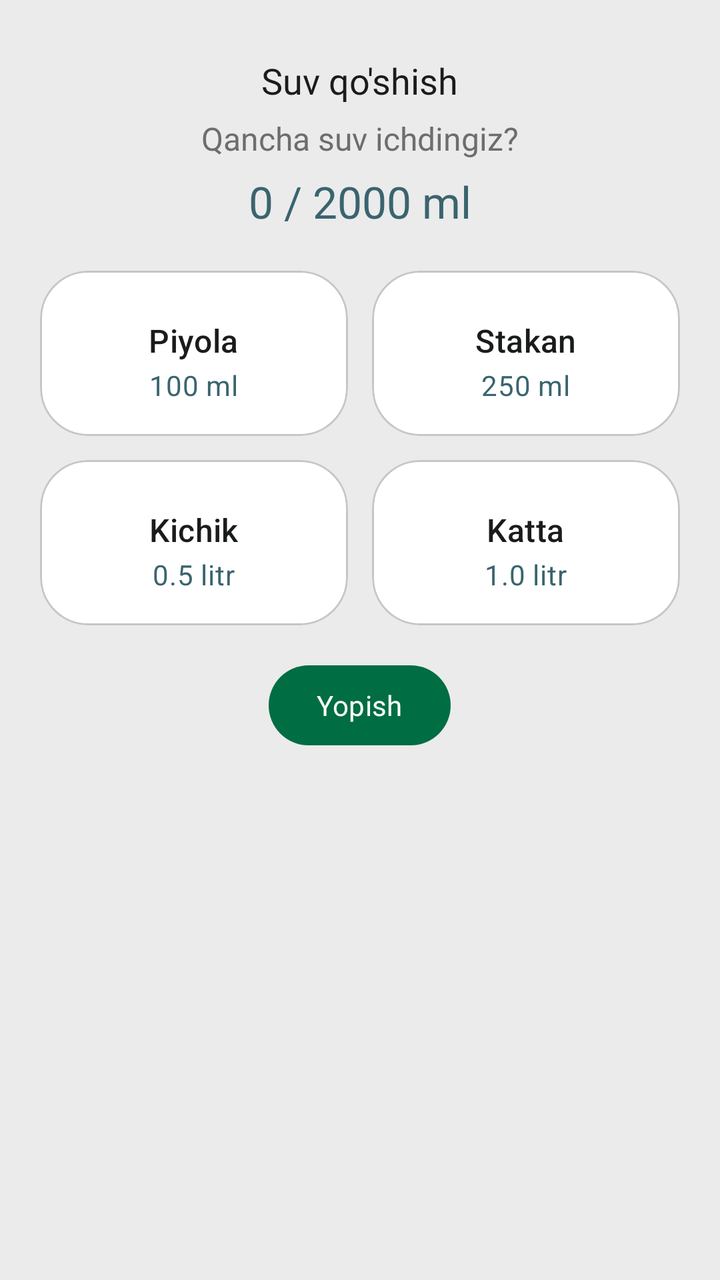
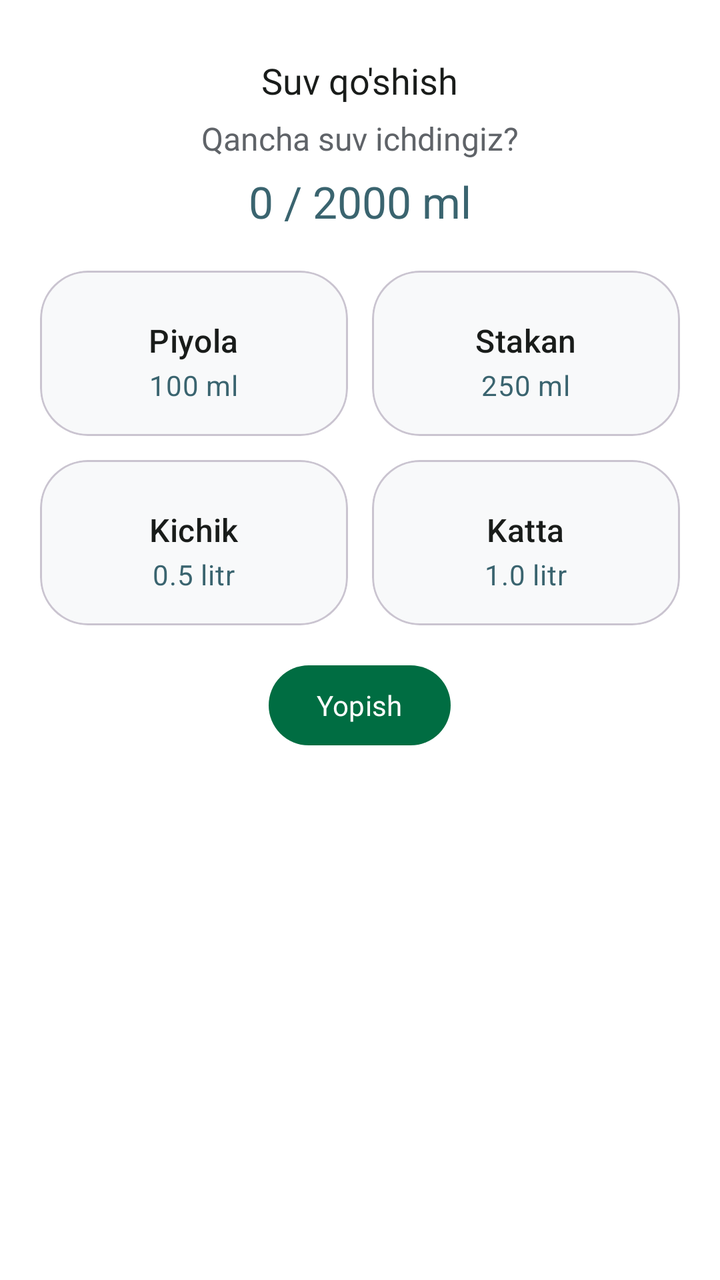

Compare the two renders of this Android layout. The source of the first and the diff that turns it into the second are given below.
<!-- AndroidManifest.xml: application theme Theme.Ozamiz -->
<!-- res/layout/dialog_log_water.xml -->
<?xml version="1.0" encoding="utf-8"?>
<LinearLayout xmlns:android="http://schemas.android.com/apk/res/android"
    xmlns:app="http://schemas.android.com/apk/res-auto"
    android:layout_width="match_parent"
    android:layout_height="wrap_content"
    android:background="@drawable/bg_bottom_sheet_top_rounded"
    android:backgroundTint="?attr/colorSurfaceContainer"
    android:orientation="vertical"
    android:paddingHorizontal="20dp"
    android:paddingTop="28dp"
    android:paddingBottom="20dp">

    <TextView
        android:layout_width="wrap_content"
        android:layout_height="wrap_content"
        android:layout_gravity="center"
        android:layout_marginBottom="6dp"
        android:textSize="18sp"
        android:fontFamily="@font/roboto_bold"
        android:text="Suv qo'shish"
        android:textColor="?colorOnSurface" />

    <TextView
        android:layout_width="wrap_content"
        android:layout_height="wrap_content"
        android:layout_gravity="center"
        android:layout_marginBottom="6dp"
        style="@style/Text1_16"
        android:text="Qancha suv ichdingiz?"
        android:textColor="?colorOnSurfaceVariant" />

    <TextView
        android:id="@+id/tv_water_progress"
        android:layout_width="wrap_content"
        android:layout_height="wrap_content"
        android:layout_gravity="center"
        android:layout_marginBottom="20dp"
        style="@style/TextAppearance.Material3.TitleLarge"
        android:fontFamily="@font/roboto_bold"
        android:text="0 / 2000 ml"
        android:textColor="@color/blue" />

    
    <LinearLayout
        android:layout_width="match_parent"
        android:layout_height="wrap_content"
        android:orientation="horizontal">

        
        <com.google.android.material.card.MaterialCardView
            android:id="@+id/card_cup_100"
            android:layout_width="0dp"
            android:layout_height="wrap_content"
            android:layout_marginEnd="6dp"
            android:layout_weight="1"
            android:clickable="true"
            android:focusable="true"
            android:foreground="?selectableItemBackground"
            app:cardBackgroundColor="?attr/colorSurfaceContainerLowest"
            app:cardCornerRadius="24dp"
            app:cardElevation="0dp"
            app:strokeWidth="1dp"
            app:strokeColor="?attr/colorOutlineVariant">

            <LinearLayout
                android:layout_width="match_parent"
                android:layout_height="wrap_content"
                android:gravity="center"
                android:orientation="vertical"
                android:paddingVertical="16dp"
                android:paddingHorizontal="8dp">


                <TextView
                    android:layout_width="wrap_content"
                    android:layout_height="wrap_content"
                    android:layout_marginTop="8dp"
                    style="@style/TextAppearance.Material3.TitleMedium"
                    android:fontFamily="@font/roboto_medium"
                    android:text="Piyola"
                    android:textColor="?colorOnSurface" />

                <TextView
                    android:layout_width="wrap_content"
                    android:layout_height="wrap_content"
                    android:layout_marginTop="2dp"
                    style="@style/TextAppearance.Material3.BodyMedium"
                    android:fontFamily="@font/roboto_medium"
                    android:text="100 ml"
                    android:textColor="@color/blue" />
            </LinearLayout>
        </com.google.android.material.card.MaterialCardView>

        
        <com.google.android.material.card.MaterialCardView
            android:id="@+id/card_glass_250"
            android:layout_width="0dp"
            android:layout_height="wrap_content"
            android:layout_marginStart="6dp"
            android:layout_weight="1"
            android:clickable="true"
            android:focusable="true"
            android:foreground="?selectableItemBackground"
            app:cardBackgroundColor="?attr/colorSurfaceContainerLowest"
            app:cardCornerRadius="24dp"
            app:cardElevation="0dp"
            app:strokeWidth="1dp"
            app:strokeColor="?attr/colorOutlineVariant">

            <LinearLayout
                android:layout_width="match_parent"
                android:layout_height="wrap_content"
                android:gravity="center"
                android:orientation="vertical"
                android:paddingVertical="16dp"
                android:paddingHorizontal="8dp">


                <TextView
                    android:layout_width="wrap_content"
                    android:layout_height="wrap_content"
                    android:layout_marginTop="8dp"
                    style="@style/TextAppearance.Material3.TitleMedium"
                    android:fontFamily="@font/roboto_medium"
                    android:text="Stakan"
                    android:textColor="?colorOnSurface" />

                <TextView
                    android:layout_width="wrap_content"
                    android:layout_height="wrap_content"
                    android:layout_marginTop="2dp"
                    style="@style/TextAppearance.Material3.BodyMedium"
                    android:fontFamily="@font/roboto_medium"
                    android:text="250 ml"
                    android:textColor="@color/blue" />
            </LinearLayout>
        </com.google.android.material.card.MaterialCardView>
    </LinearLayout>

    
    <LinearLayout
        android:layout_width="match_parent"
        android:layout_height="wrap_content"
        android:layout_marginTop="12dp"
        android:orientation="horizontal">

        
        <com.google.android.material.card.MaterialCardView
            android:id="@+id/card_bottle_500"
            android:layout_width="0dp"
            android:layout_height="wrap_content"
            android:layout_marginEnd="6dp"
            android:layout_weight="1"
            android:clickable="true"
            android:focusable="true"
            android:foreground="?selectableItemBackground"
            app:cardBackgroundColor="?attr/colorSurfaceContainerLowest"
            app:cardCornerRadius="24dp"
            app:cardElevation="0dp"
            app:strokeWidth="1dp"
            app:strokeColor="?attr/colorOutlineVariant">

            <LinearLayout
                android:layout_width="match_parent"
                android:layout_height="wrap_content"
                android:gravity="center"
                android:orientation="vertical"
                android:paddingVertical="16dp"
                android:paddingHorizontal="8dp">


                <TextView
                    android:layout_width="wrap_content"
                    android:layout_height="wrap_content"
                    android:layout_marginTop="8dp"
                    style="@style/TextAppearance.Material3.TitleMedium"
                    android:fontFamily="@font/roboto_medium"
                    android:text="Kichik"
                    android:textColor="?colorOnSurface" />

                <TextView
                    android:layout_width="wrap_content"
                    android:layout_height="wrap_content"
                    android:layout_marginTop="2dp"
                    style="@style/TextAppearance.Material3.BodyMedium"
                    android:fontFamily="@font/roboto_medium"
                    android:text="0.5 litr"
                    android:textColor="@color/blue" />
            </LinearLayout>
        </com.google.android.material.card.MaterialCardView>

        
        <com.google.android.material.card.MaterialCardView
            android:id="@+id/card_bottle_1000"
            android:layout_width="0dp"
            android:layout_height="wrap_content"
            android:layout_marginStart="6dp"
            android:layout_weight="1"
            android:clickable="true"
            android:focusable="true"
            android:foreground="?selectableItemBackground"
            app:cardBackgroundColor="?attr/colorSurfaceContainerLowest"
            app:cardCornerRadius="24dp"
            app:cardElevation="0dp"
            app:strokeWidth="1dp"
            app:strokeColor="?attr/colorOutlineVariant">

            <LinearLayout
                android:layout_width="match_parent"
                android:layout_height="wrap_content"
                android:gravity="center"
                android:orientation="vertical"
                android:paddingVertical="16dp"
                android:paddingHorizontal="8dp">


                <TextView
                    android:layout_width="wrap_content"
                    android:layout_height="wrap_content"
                    android:layout_marginTop="8dp"
                    style="@style/TextAppearance.Material3.TitleMedium"
                    android:fontFamily="@font/roboto_medium"
                    android:text="Katta"
                    android:textColor="?colorOnSurface" />

                <TextView
                    android:layout_width="wrap_content"
                    android:layout_height="wrap_content"
                    android:layout_marginTop="2dp"
                    style="@style/TextAppearance.Material3.BodyMedium"
                    android:fontFamily="@font/roboto_medium"
                    android:text="1.0 litr"
                    android:textColor="@color/blue" />
            </LinearLayout>
        </com.google.android.material.card.MaterialCardView>
    </LinearLayout>

    <com.google.android.material.button.MaterialButton
        android:id="@+id/btn_close"
        android:layout_width="wrap_content"
        android:layout_height="wrap_content"
        android:layout_gravity="center"
        android:layout_marginTop="16dp"
        style="@style/ThemeOverlay.Material3.Button.TonalButton"
        android:minHeight="48dp"
        android:fontFamily="@font/roboto_medium"
        android:text="Yopish" />

</LinearLayout>
<!-- resources referenced by this layout -->
<resources>
  <style name="Base.Ozamiz" parent="Theme.Material3.Light.NoActionBar">
          <item name="backgroundColor">@color/md_theme_light_surfaceContainer</item>
          <item name="android:windowBackground">@color/md_theme_light_surfaceContainer</item>
          <item name="android:statusBarColor">@color/md_theme_light_surfaceContainer</item>
          <item name="android:windowLightStatusBar">true</item>
  
          <item name="colorPrimary">@color/md_theme_light_primary</item>
          <item name="colorOnPrimary">@color/md_theme_light_onPrimary</item>
          <item name="colorPrimaryContainer">@color/md_theme_light_primaryContainer</item>
          <item name="colorOnPrimaryContainer">@color/md_theme_light_onPrimaryContainer</item>
  
          <item name="colorSecondary">@color/md_theme_light_secondary</item>
          <item name="colorOnSecondary">@color/md_theme_light_onSecondary</item>
          <item name="colorSecondaryContainer">@color/md_theme_light_secondaryContainer</item>
          <item name="colorOnSecondaryContainer">@color/md_theme_light_onSecondaryContainer</item>
  
          
          <item name="colorTertiary">@color/md_theme_light_tertiary</item>
          <item name="colorOnTertiary">@color/md_theme_light_onTertiary</item>
          <item name="colorTertiaryContainer">@color/md_theme_light_tertiaryContainer</item>
          <item name="colorOnTertiaryContainer">@color/md_theme_light_onTertiaryContainer</item>
  
          
          <item name="colorError">@color/md_theme_light_error</item>
          <item name="colorOnError">@color/md_theme_light_onError</item>
          <item name="colorErrorContainer">@color/md_theme_light_errorContainer</item>
          <item name="colorOnErrorContainer">@color/md_theme_light_onErrorContainer</item>
  
          <item name="colorSurface">@color/md_theme_light_surface</item>
          <item name="colorOnSurface">@color/md_theme_light_onSurface</item>
          <item name="colorSurfaceVariant">@color/md_theme_light_surfaceVariant</item>
          <item name="colorOnSurfaceVariant">#6D6D6D</item>
          <item name="colorOutline">@color/md_theme_light_outline</item>
          <item name="colorOutlineVariant">#C2C8C2</item>
  
          
          <item name="colorSurfaceContainerLowest">@color/md_theme_light_surfaceContainerLowest</item>
          <item name="colorSurfaceContainerLow">@color/md_theme_light_surfaceContainerLow</item>
          <item name="colorSurfaceContainer">@color/md_theme_light_surfaceContainer</item>
          <item name="colorSurfaceContainerHigh">@color/md_theme_light_surfaceContainerHigh</item>
          <item name="colorSurfaceContainerHighest">@color/md_theme_light_surfaceContainerHighest</item>
  
          
          <item name="colorSurfaceInverse">#2E312F</item>
          <item name="colorOnSurfaceInverse">#F0F5F1</item>
  
          
          <item name="contentScrim">#000000</item>
          <item name="android:shadowColor">#006D42</item>
  
          
          <item name="customGreen">#006D42</item>
          <item name="customYellow">#FFB116</item>
      </style>
  <color name="md_theme_light_surfaceContainer">#EBEBEB</color>
  <color name="md_theme_light_primaryContainer">#96F7B8</color>
  <color name="md_theme_light_secondaryContainer">#D2E8D4</color>
  <color name="md_theme_light_onSecondaryContainer">#0D1F13</color>
  <color name="md_theme_light_tertiary">#3A646F</color>
  <color name="md_theme_light_onTertiary">#FFFFFF</color>
  <color name="md_theme_light_tertiaryContainer">#BEEAF7</color>
  <color name="md_theme_light_onTertiaryContainer">#001F25</color>
  <color name="md_theme_light_errorContainer">#FFDAD6</color>
  <color name="md_theme_light_onErrorContainer">#410002</color>
  <color name="md_theme_light_surface">#FBFDF9</color>
  <color name="md_theme_light_surfaceVariant">#DBE5DD</color>
  <color name="md_theme_light_outline">#707973</color>
  <color name="md_theme_light_surfaceContainerLow">#F8F8F8</color>
  <color name="md_theme_light_surfaceContainerHigh">#F1F1F1</color>
  <color name="md_theme_light_surfaceContainerHighest">#E6E6E6</color>
  <!-- unchanged entries left out for length: 13 -->
</resources>

<!-- the commit's change to res/layout/dialog_log_water.xml (unified diff, before → after) -->
@@ -4,7 +4,7 @@
     android:layout_width="match_parent"
     android:layout_height="wrap_content"
     android:background="@drawable/bg_bottom_sheet_top_rounded"
-    android:backgroundTint="?attr/colorSurfaceContainer"
+    android:backgroundTint="?attr/colorSurfaceContainerLowest"
     android:orientation="vertical"
     android:paddingHorizontal="20dp"
     android:paddingTop="28dp"
@@ -56,7 +56,7 @@
             android:clickable="true"
             android:focusable="true"
             android:foreground="?selectableItemBackground"
-            app:cardBackgroundColor="?attr/colorSurfaceContainerLowest"
+            app:cardBackgroundColor="?attr/colorSurfaceContainerLow"
             app:cardCornerRadius="24dp"
             app:cardElevation="0dp"
             app:strokeWidth="1dp"
@@ -101,7 +101,7 @@
             android:clickable="true"
             android:focusable="true"
             android:foreground="?selectableItemBackground"
-            app:cardBackgroundColor="?attr/colorSurfaceContainerLowest"
+            app:cardBackgroundColor="?attr/colorSurfaceContainerLow"
             app:cardCornerRadius="24dp"
             app:cardElevation="0dp"
             app:strokeWidth="1dp"
@@ -154,7 +154,7 @@
             android:clickable="true"
             android:focusable="true"
             android:foreground="?selectableItemBackground"
-            app:cardBackgroundColor="?attr/colorSurfaceContainerLowest"
+            app:cardBackgroundColor="?attr/colorSurfaceContainerLow"
             app:cardCornerRadius="24dp"
             app:cardElevation="0dp"
             app:strokeWidth="1dp"
@@ -199,7 +199,7 @@
             android:clickable="true"
             android:focusable="true"
             android:foreground="?selectableItemBackground"
-            app:cardBackgroundColor="?attr/colorSurfaceContainerLowest"
+            app:cardBackgroundColor="?attr/colorSurfaceContainerLow"
             app:cardCornerRadius="24dp"
             app:cardElevation="0dp"
             app:strokeWidth="1dp"
<!-- resource entries referenced after the edit -->
@@ -1,75 +1,44 @@
 <!-- resources referenced by this layout -->
 <resources>
   <style name="Base.Ozamiz" parent="Theme.Material3.Light.NoActionBar">
-          <item name="backgroundColor">@color/md_theme_light_surfaceContainer</item>
-          <item name="android:windowBackground">@color/md_theme_light_surfaceContainer</item>
-          <item name="android:statusBarColor">@color/md_theme_light_surfaceContainer</item>
+          
+          <item name="backgroundColor">?attr/colorSurface</item>
+          <item name="android:windowBackground">?attr/colorSurface</item>
+  
+          
+          <item name="android:statusBarColor">@android:color/transparent</item>
+          <item name="android:navigationBarColor">@android:color/transparent</item>
           <item name="android:windowLightStatusBar">true</item>
+          <item name="android:windowLightNavigationBar">true</item>
   
           <item name="colorPrimary">@color/md_theme_light_primary</item>
           <item name="colorOnPrimary">@color/md_theme_light_onPrimary</item>
           <item name="colorPrimaryContainer">@color/md_theme_light_primaryContainer</item>
           <item name="colorOnPrimaryContainer">@color/md_theme_light_onPrimaryContainer</item>
-  
           <item name="colorSecondary">@color/md_theme_light_secondary</item>
           <item name="colorOnSecondary">@color/md_theme_light_onSecondary</item>
-          <item name="colorSecondaryContainer">@color/md_theme_light_secondaryContainer</item>
-          <item name="colorOnSecondaryContainer">@color/md_theme_light_onSecondaryContainer</item>
-  
-          
-          <item name="colorTertiary">@color/md_theme_light_tertiary</item>
-          <item name="colorOnTertiary">@color/md_theme_light_onTertiary</item>
-          <item name="colorTertiaryContainer">@color/md_theme_light_tertiaryContainer</item>
-          <item name="colorOnTertiaryContainer">@color/md_theme_light_onTertiaryContainer</item>
-  
-          
           <item name="colorError">@color/md_theme_light_error</item>
           <item name="colorOnError">@color/md_theme_light_onError</item>
-          <item name="colorErrorContainer">@color/md_theme_light_errorContainer</item>
-          <item name="colorOnErrorContainer">@color/md_theme_light_onErrorContainer</item>
   
           <item name="colorSurface">@color/md_theme_light_surface</item>
           <item name="colorOnSurface">@color/md_theme_light_onSurface</item>
           <item name="colorSurfaceVariant">@color/md_theme_light_surfaceVariant</item>
-          <item name="colorOnSurfaceVariant">#6D6D6D</item>
+          <item name="colorOnSurfaceVariant">@color/md_theme_light_onSurfaceVariant</item>
           <item name="colorOutline">@color/md_theme_light_outline</item>
-          <item name="colorOutlineVariant">#C2C8C2</item>
   
-          
           <item name="colorSurfaceContainerLowest">@color/md_theme_light_surfaceContainerLowest</item>
           <item name="colorSurfaceContainerLow">@color/md_theme_light_surfaceContainerLow</item>
           <item name="colorSurfaceContainer">@color/md_theme_light_surfaceContainer</item>
           <item name="colorSurfaceContainerHigh">@color/md_theme_light_surfaceContainerHigh</item>
-          <item name="colorSurfaceContainerHighest">@color/md_theme_light_surfaceContainerHighest</item>
-  
-          
-          <item name="colorSurfaceInverse">#2E312F</item>
-          <item name="colorOnSurfaceInverse">#F0F5F1</item>
-  
-          
-          <item name="contentScrim">#000000</item>
-          <item name="android:shadowColor">#006D42</item>
-  
-          
-          <item name="customGreen">#006D42</item>
-          <item name="customYellow">#FFB116</item>
       </style>
-  <color name="md_theme_light_surfaceContainer">#EBEBEB</color>
-  <color name="md_theme_light_primaryContainer">#96F7B8</color>
-  <color name="md_theme_light_secondaryContainer">#D2E8D4</color>
-  <color name="md_theme_light_onSecondaryContainer">#0D1F13</color>
-  <color name="md_theme_light_tertiary">#3A646F</color>
-  <color name="md_theme_light_onTertiary">#FFFFFF</color>
-  <color name="md_theme_light_tertiaryContainer">#BEEAF7</color>
-  <color name="md_theme_light_onTertiaryContainer">#001F25</color>
-  <color name="md_theme_light_errorContainer">#FFDAD6</color>
-  <color name="md_theme_light_onErrorContainer">#410002</color>
-  <color name="md_theme_light_surface">#FBFDF9</color>
-  <color name="md_theme_light_surfaceVariant">#DBE5DD</color>
-  <color name="md_theme_light_outline">#707973</color>
-  <color name="md_theme_light_surfaceContainerLow">#F8F8F8</color>
-  <color name="md_theme_light_surfaceContainerHigh">#F1F1F1</color>
-  <color name="md_theme_light_surfaceContainerHighest">#E6E6E6</color>
+  <color name="md_theme_light_surfaceContainer">#F1F3F4</color>
+  <color name="md_theme_light_primaryContainer">#E8F5E9</color>
+  <color name="md_theme_light_surface">#FFFFFF</color>
+  <color name="md_theme_light_surfaceVariant">#F1F3F4</color>
+  <color name="md_theme_light_onSurfaceVariant">#5F6368</color>
+  <color name="md_theme_light_outline">#DADCE0</color>
+  <color name="md_theme_light_surfaceContainerLow">#F8F9FA</color>
+  <color name="md_theme_light_surfaceContainerHigh">#E8EAED</color>
   <!-- unchanged entries left out for length: 13 -->
 </resources>
 
